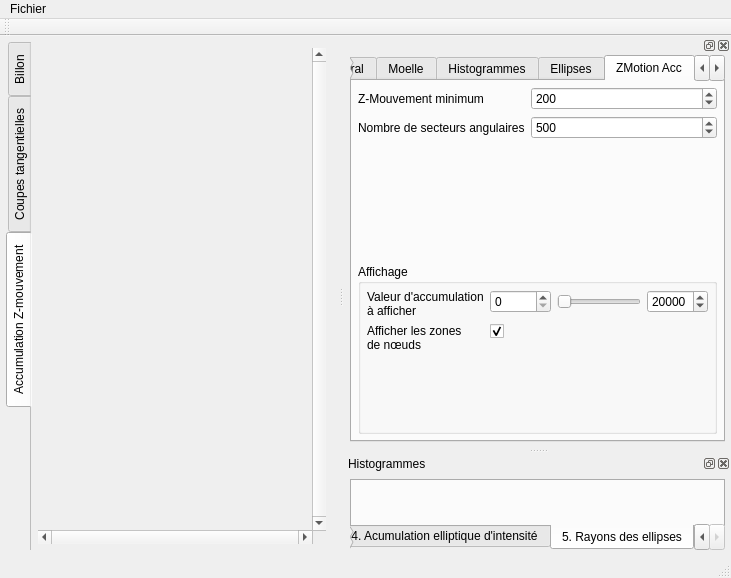
Above: ui/mainwindow.ui from akrah/TKDetection before the change. Below: the same form after it.
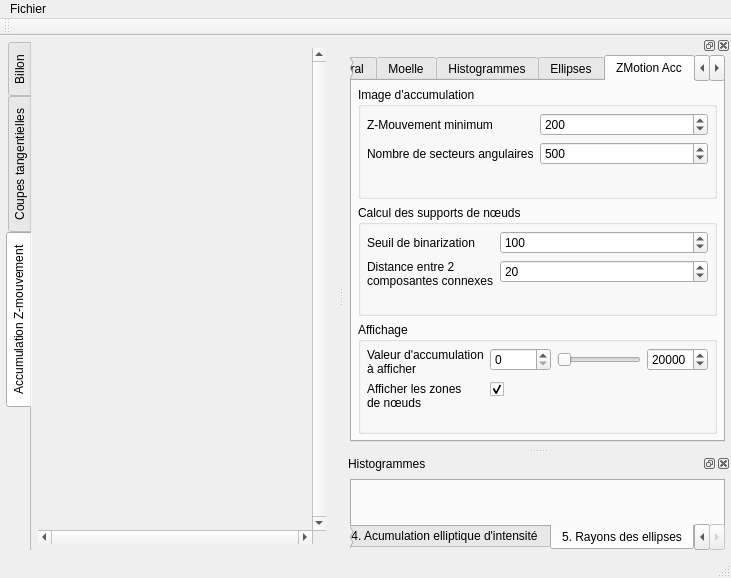
That is the form after the change. The open tabs and pages were chosen to show the change. Custom widgets are drawn as their Qt base class.

Commit message: Add supporting knot area computing and drawing from z-motion accumulation map

Diff of the .ui file:
```diff
--- a/ui/mainwindow.ui
+++ b/ui/mainwindow.ui
@@ -2119,7 +2119,11 @@
         </attribute>
         <layout class="QVBoxLayout" name="verticalLayout_21">
          <item>
-          <layout class="QFormLayout" name="formLayout_17">
+          <widget class="QGroupBox" name="groupBox_5">
+           <property name="title">
+            <string>Image d'accumulation</string>
+           </property>
+           <layout class="QFormLayout" name="formLayout_19">
            <item row="0" column="0">
             <widget class="QLabel" name="label_55">
              <property name="text">
@@ -2158,6 +2162,51 @@
             </widget>
            </item>
           </layout>
+          </widget>
+         </item>
+         <item>
+          <widget class="QGroupBox" name="groupBox_6">
+           <property name="title">
+            <string>Calcul des supports de nœuds</string>
+           </property>
+           <layout class="QFormLayout" name="formLayout_17">
+            <item row="0" column="0">
+             <widget class="QLabel" name="label_64">
+              <property name="text">
+               <string>Seuil de binarization</string>
+              </property>
+             </widget>
+            </item>
+            <item row="0" column="1">
+             <widget class="QSpinBox" name="_spinSupportingAreaBinarization">
+              <property name="maximum">
+               <number>20000</number>
+              </property>
+              <property name="value">
+               <number>100</number>
+              </property>
+             </widget>
+            </item>
+            <item row="1" column="0">
+             <widget class="QLabel" name="label_65">
+              <property name="text">
+               <string>Distance entre 2
+composantes connexes</string>
+              </property>
+             </widget>
+            </item>
+            <item row="1" column="1">
+             <widget class="QSpinBox" name="_spinSupportingAreaDistance">
+              <property name="maximum">
+               <number>100</number>
+              </property>
+              <property name="value">
+               <number>20</number>
+              </property>
+             </widget>
+            </item>
+           </layout>
+          </widget>
          </item>
          <item>
           <widget class="QGroupBox" name="groupBox_4">
```
Left out of the diff: 4 changed lines with no effect on the pictures. Lines whose indentation alone changed are shown as unchanged. The commit also changes 7 other files.
